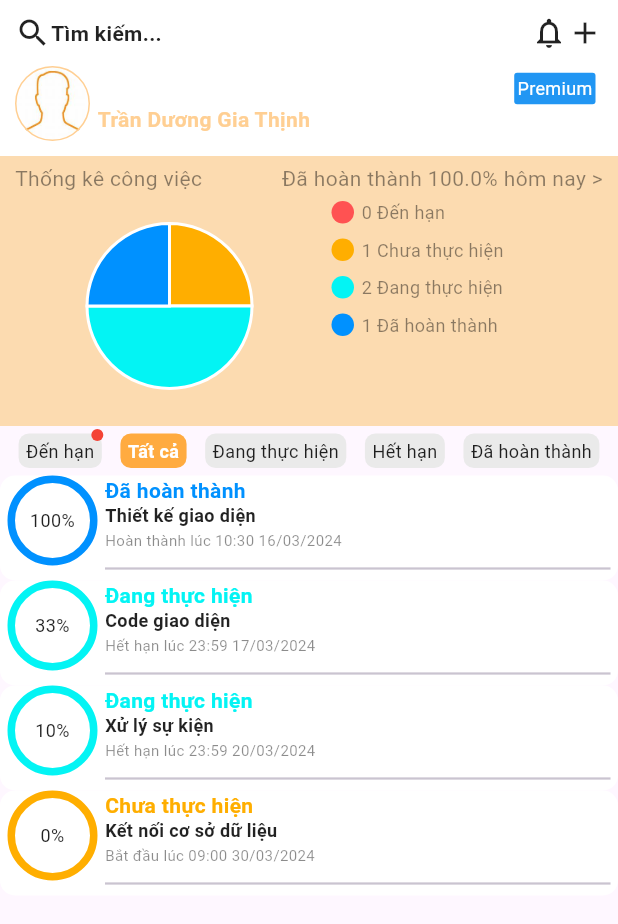
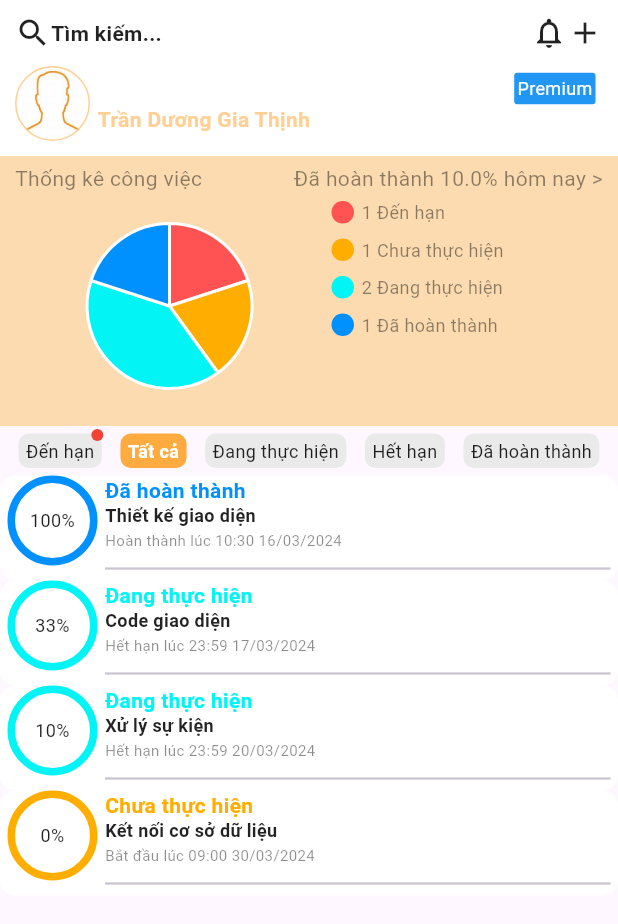
Before and after one commit to TranDuongGiaThinh/TaskManager, a Flutter app: the screen it shows after launch, on a phone screen of 412 x 824 dp. Shown: the top 924 px of the screen. Run offline on Flutter 3.47's test engine with Material 3 defaults, Android fonts, the phone set to English and light mode, and no system bars; our stand-ins replace charts_flutter, flutter_bloc.

Commit message:
fix redpoint int button"Due"

```diff
--- a/lib/views/home/dashboard.dart
+++ b/lib/views/home/dashboard.dart
@@ -138,20 +138,9 @@ class _DashBoardState extends State<DashBoard> {
     );
   }
 
-  bool checkDueTask(Task task) {
-    if (task.deadline != null) {
-      return task.deadline!.year == DateTime.now().year &&
-          task.deadline!.month == DateTime.now().month &&
-          task.deadline!.day == DateTime.now().day &&
-          task.completionDate != null;
-    } else {
-      return false;
-    }
-  }
-
   int countDueTask(List<Task> tasks) {
     return tasks.where((task) {
-      return checkDueTask(task);
+      return task.isDue();
     }).length;
   }
 
@@ -161,7 +150,7 @@ class _DashBoardState extends State<DashBoard> {
 
     int progressTotal = 0;
     for (int i = 0; i < tasks.length; i++)
-      if (checkDueTask(tasks[i])) progressTotal += tasks[i].progress;
+      if (tasks[i].isDue()) progressTotal += tasks[i].progress;
 
     return progressTotal / count.toDouble();
   }
--- a/lib/views/home/filter_panel.dart
+++ b/lib/views/home/filter_panel.dart
@@ -5,8 +5,9 @@ import 'package:task_manager/utils/my_constants.dart';
 import 'package:task_manager/views/home/filter_panel_item.dart';
 
 class FilterPanel extends StatefulWidget {
-  const FilterPanel({super.key, required this.showMessage});
+  const FilterPanel({super.key, required this.showMessage, required this.existTaskDue});
   final Function(String) showMessage;
+  final bool existTaskDue;
 
   @override
   State<FilterPanel> createState() => _FilterPanelState();
@@ -33,7 +34,7 @@ class _FilterPanelState extends State<FilterPanel> {
             name: MyConstants.due,
             onClick: onFilterSelected,
             selected: selectedFilter == MyConstants.due,
-            redPoint: true,
+            redPoint: widget.existTaskDue,
           ),
           FilterPanelItem(
             name: MyConstants.all,
--- a/lib/views/home/task_list.dart
+++ b/lib/views/home/task_list.dart
@@ -3,6 +3,7 @@ import 'package:flutter/material.dart';
 import 'package:flutter/widgets.dart';
 import 'package:flutter_bloc/flutter_bloc.dart';
 import 'package:task_manager/blocs/task_bloc.dart';
+import 'package:task_manager/models/task_model.dart';
 import 'package:task_manager/utils/my_colors.dart';
 import 'package:task_manager/utils/my_constants.dart';
 import 'package:task_manager/views/home/filter_panel.dart';
@@ -32,17 +33,22 @@ class TaskList extends StatelessWidget {
     }
   }
 
+  int countTaskDue(List<Task> tasks) {
+    return tasks.where((task) => task.isDue()).length;
+  }
+
   @override
   Widget build(BuildContext context) {
+    return BlocBuilder<TaskBloc, TaskState>(
+      builder: (context, state) {
         return Column(
           children: [
             FilterPanel(
               showMessage: updateMessage,
+              existTaskDue: countTaskDue(state.filteredTasks) != 0,
             ),
-        BlocBuilder<TaskBloc, TaskState>(
-          builder: (context, state) {
-            if (state.filteredTasks.isEmpty) {
-              return Container(
+            if (state.filteredTasks.isEmpty)
+              Container(
                 height: MediaQuery.of(context).size.height / 3,
                 child: Column(
                   mainAxisAlignment: MainAxisAlignment.center,
@@ -57,17 +63,16 @@ class TaskList extends StatelessWidget {
                     ),
                   ],
                 ),
-              );
-            } else {
-              return Column(
+              )
+            else
+              Column(
                 children: state.filteredTasks.map((task) {
                   return TaskCard(task: task);
                 }).toList(),
-              );
-            }
-          },
               ),
           ],
         );
+      },
+    );
   }
 }
```
Also changed, not shown: lib/presenters/add_task_presenter.dart (+12 -0 lines), lib/presenters/home_presenter.dart (added, +16 -0 lines), lib/presenters/task_detail_presenter.dart (+20 -0 lines). Lines whose indentation alone changed are shown as unchanged.
